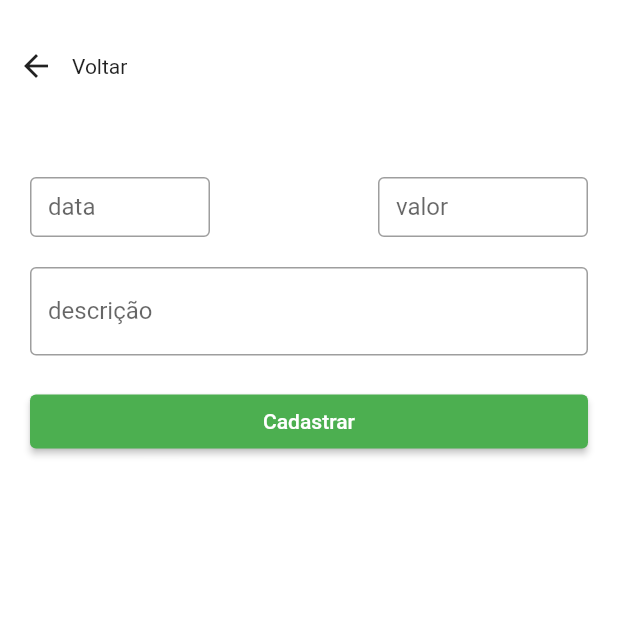
After one commit to rodrigoestef/Meus-Gastos, a Flutter app: the screen it shows after launch, after a tap on the "add" icon, on a phone screen of 412 x 824 dp, the top half of it. The commit adds this screen. Run offline on Flutter 3.47's test engine with Material 2 defaults, Android fonts, the phone set to English and light mode, and no system bars.

Commit message:
Formulario de cadastro

```diff
--- a/lib/main.dart
+++ b/lib/main.dart
@@ -1,6 +1,8 @@
 import 'package:flutter/material.dart';
 import 'pages/graphics.dart';
 import 'pages/table.dart';
+import 'pages/formNewItem.dart';
+import 'package:animations/animations.dart';
 
 void main() {
   runApp(
@@ -43,6 +45,15 @@ class _HomeState extends State<Home> {
           BottomNavigationBarItem(icon: Icon(Icons.reorder), label: "Tabela"),
         ],
       ),
+      floatingActionButton: OpenContainer(
+        closedBuilder: (BuildContext c, VoidCallback action) =>
+            FloatingActionButton(
+          onPressed: action,
+          child: Icon(Icons.add),
+        ),
+        openBuilder: (BuildContext c, VoidCallback action) => FormNewItem(),
+        tappable: false,
+      ),
     );
   }
 }
--- /dev/null
+++ b/lib/pages/formNewItem.dart
@@ -0,0 +1,87 @@
+import 'package:flutter/material.dart';
+
+class FormNewItem extends StatelessWidget {
+  const FormNewItem();
+
+  @override
+  Widget build(BuildContext context) {
+    return SingleChildScrollView(
+      child: Column(
+        children: [
+          Container(
+            margin: EdgeInsets.symmetric(vertical: 20),
+            child: Row(
+              children: [
+                IconButton(
+                  icon: Icon(Icons.arrow_back),
+                  onPressed: () {
+                    Navigator.pop(context);
+                  },
+                ),
+                Text('Voltar')
+              ],
+            ),
+          ),
+          Container(
+            margin: EdgeInsets.all(20),
+            child: Form(
+              child: Column(
+                crossAxisAlignment: CrossAxisAlignment.stretch,
+                children: [
+                  Row(
+                    mainAxisAlignment: MainAxisAlignment.spaceBetween,
+                    children: [
+                      Container(
+                        width: 120,
+                        height: 40,
+                        child: Flexible(
+                          child: TextFormField(
+                            decoration: InputDecoration(
+                              labelText: 'data',
+                              border: OutlineInputBorder(),
+                            ),
+                          ),
+                        ),
+                      ),
+                      Container(
+                        width: 140,
+                        height: 40,
+                        child: Flexible(
+                          child: TextFormField(
+                            decoration: InputDecoration(
+                              labelText: 'valor',
+                              border: OutlineInputBorder(),
+                            ),
+                          ),
+                        ),
+                      ),
+                    ],
+                  ),
+                  TextFormField(
+                    decoration: InputDecoration(
+                      labelText: 'descrição',
+                      border: OutlineInputBorder(),
+                    ),
+                  ),
+                  Container(
+                    margin: EdgeInsets.only(
+                        bottom: MediaQuery.of(context).viewInsets.bottom),
+                    child: ElevatedButton(
+                      onPressed: () {},
+                      child: Text('Cadastrar'),
+                    ),
+                  )
+                ]
+                    .map((e) => Container(
+                          child: e,
+                          margin: EdgeInsets.symmetric(vertical: 10),
+                        ))
+                    .toList(),
+              ),
+            ),
+          ),
+        ],
+      ),
+    );
+  }
+}
--- a/pubspec.yaml
+++ b/pubspec.yaml
@@ -28,6 +28,7 @@ dependencies:
   # The following adds the Cupertino Icons font to your application.
   # Use with the CupertinoIcons class for iOS style icons.
   cupertino_icons: ^1.0.2
+  animations: ^2.0.0
 
 dev_dependencies:
   flutter_test:
```
Also changed, not shown: pubspec.lock.
